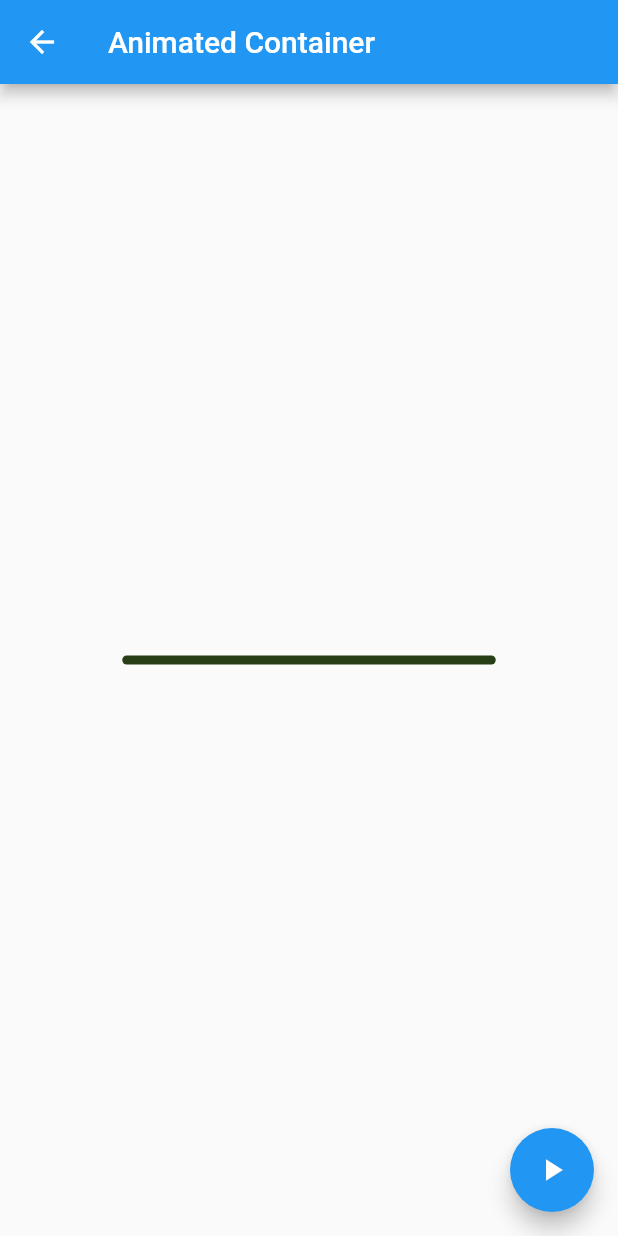
After one commit to YairRdz11/components, a Flutter app: the AnimatedContainerPage screen opened by its route, after a tap on the "play arrow" icon, on a phone screen of 412 x 824 dp. The commit adds this screen. Run offline on Flutter 3.47's test engine with Material 2 defaults, Android fonts, the phone set to English and light mode, and no system bars.

Commit message:
animated container added

```diff
--- a/data/menu_opts.json
+++ b/data/menu_opts.json
@@ -15,6 +15,11 @@
             "ruta" : "card",
             "icon" : "folder_open",
             "texto": "Cards - Tarjetas"
+        },
+        {
+            "ruta" : "animatedContainer",
+            "icon" : "donut_large",
+            "texto": "Animated Container"
         }
     ]
 }
--- /dev/null
+++ b/lib/src/pages/animated_container.dart
@@ -0,0 +1,53 @@
+import 'dart:math';
+
+import 'package:flutter/material.dart';
+
+class AnimatedContainerPage extends StatefulWidget {
+
+  @override
+  _AnimatedContainerPageState createState() => _AnimatedContainerPageState();
+}
+
+class _AnimatedContainerPageState extends State<AnimatedContainerPage> {
+
+  double _width   = 50.0;
+  double _height  = 50.0;
+  Color _color    = Colors.pink;
+
+  BorderRadiusGeometry _borderRadiusGeometry = BorderRadius.circular(8.0);
+
+  @override
+  Widget build(BuildContext context) {
+    return Scaffold(
+      appBar: AppBar(
+        title: Text('Animated Container'),
+      ),
+      body: Center(
+        child: AnimatedContainer(
+          duration: Duration(seconds: 1),
+          curve: Curves.fastOutSlowIn,
+          width: _width,
+          height: _height,
+          decoration: BoxDecoration(
+            borderRadius: _borderRadiusGeometry,
+            color: _color
+          ),
+        ),
+      ),
+      floatingActionButton: FloatingActionButton(
+        child: Icon(Icons.play_arrow),
+        onPressed: _changeShape,
+      ),
+    );
+  }
+
+  _changeShape(){
+    final random = Random();
+    setState(() {
+      _color = Color.fromRGBO(random.nextInt(255), random.nextInt(255), random.nextInt(255), 1.0);
+      _width = random.nextInt(300).toDouble();
+      _height = random.nextInt(300).toDouble();
+      _borderRadiusGeometry = BorderRadius.circular(random.nextInt(100).toDouble());
+    });
+  }
+}
--- a/lib/src/pages/home_page.dart
+++ b/lib/src/pages/home_page.dart
@@ -1,7 +1,7 @@
-import 'package:components/src/pages/alert_page.dart';
+import 'package:flutter/material.dart';
+
 import 'package:components/src/providers/menu_provider.dart';
 import 'package:components/src/utils/icon_string_util.dart';
-import 'package:flutter/material.dart';
 
 class HomePage extends StatelessWidget {
   const HomePage({super.key});
--- a/lib/src/routes/routes.dart
+++ b/lib/src/routes/routes.dart
@@ -1,8 +1,10 @@
+import 'package:flutter/material.dart';
+
 import 'package:components/src/pages/alert_page.dart';
+import 'package:components/src/pages/animated_container.dart';
 import 'package:components/src/pages/avatar_page.dart';
 import 'package:components/src/pages/card_page.dart';
 import 'package:components/src/pages/home_page.dart';
-import 'package:flutter/material.dart';
 
 
 Map<String, WidgetBuilder> getApplicationRoutes (){
@@ -10,6 +12,7 @@ Map<String, WidgetBuilder> getApplicationRoutes (){
         '/' : (BuildContext context ) => HomePage(),
         'alert' : (BuildContext context ) => AlertPage(),
         'avatar' : (BuildContext context ) => AvatarPage(),
-        'card': (BuildContext context ) => CardPage()
+        'card': (BuildContext context ) => CardPage(),
+        'animatedContainer': (BuildContext context ) => AnimatedContainerPage()
   };
 }
--- a/lib/src/utils/icon_string_util.dart
+++ b/lib/src/utils/icon_string_util.dart
@@ -2,7 +2,8 @@ import 'package:flutter/material.dart';
 final _icons = <String, IconData>{
   "add_alert": Icons.add_alert,
   "accessibility": Icons.accessibility,
-  "folder_open": Icons.folder_open
+  "folder_open": Icons.folder_open,
+  "donut_large": Icons.donut_large
 };
 
 Icon getIcon(String nameIcon){
```
